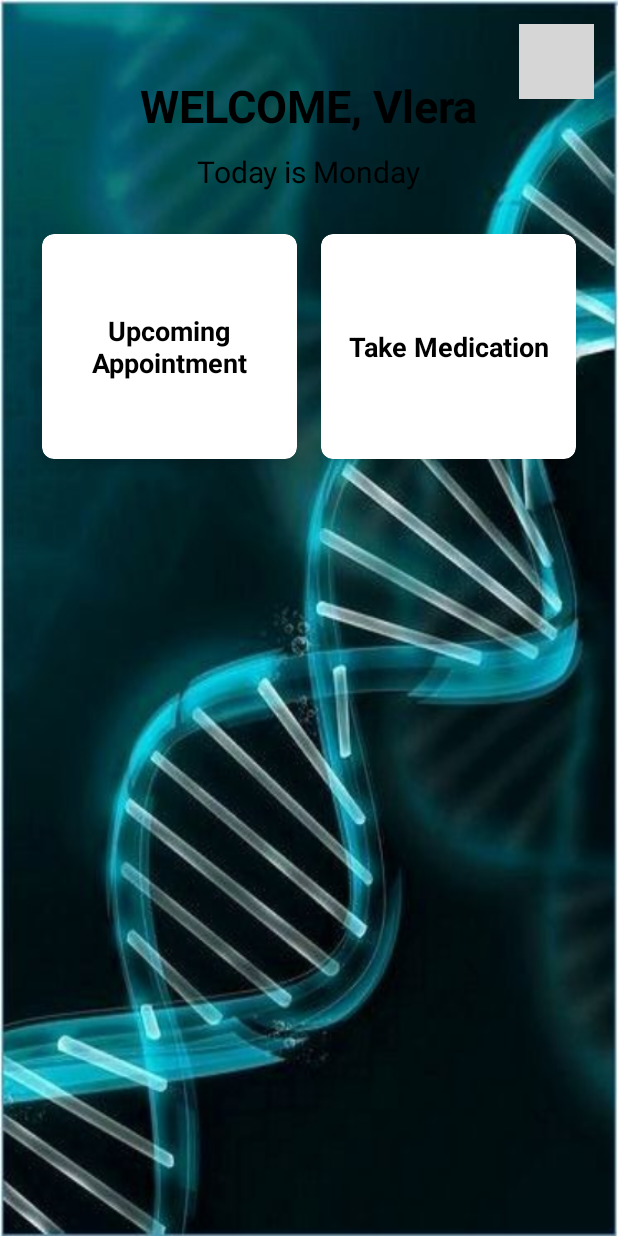
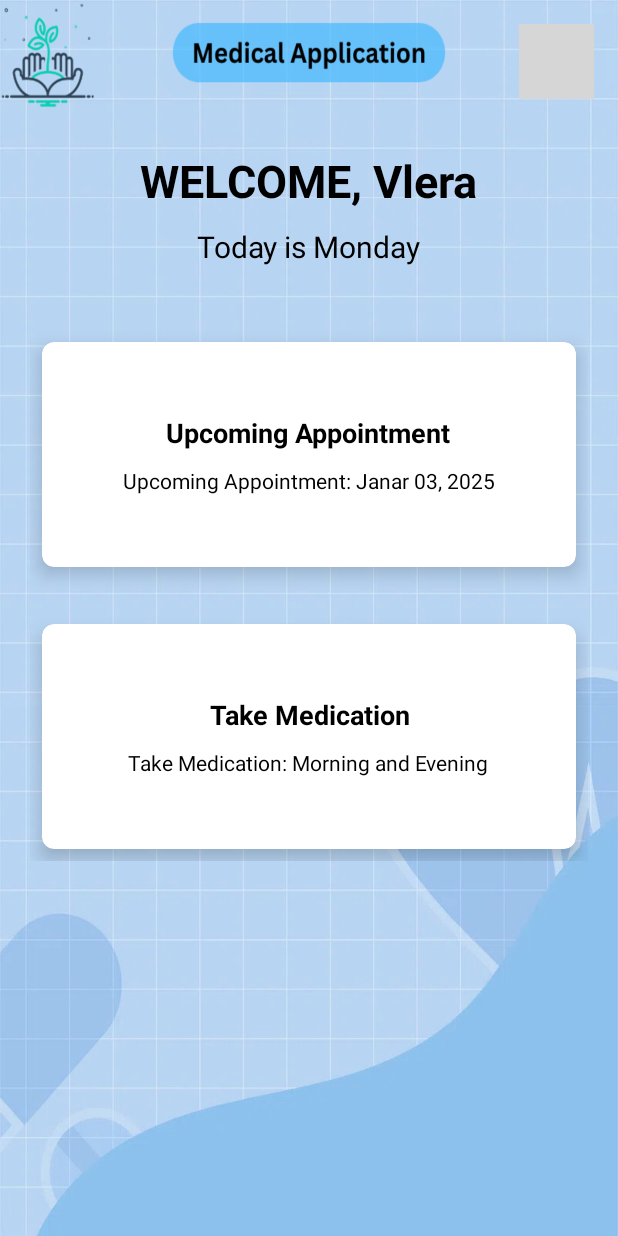
Before and after one commit to valtrinacacaj/MedicalApplication_PaisjeMobile, an Android app: the HomeActivity screen opened directly, with no data from a screen before it, on a phone screen of 412 x 824 dp. Run offline under Robolectric (Android 15) with nearby library versions, the phone set to English and light mode, and no system bars; grey boxes are pictures that could not be loaded.

Commit message:
Ndryshime ne HomePage
gjithashtu shtimi edhe i disa background dhe dizajnimi dy faqeve

```diff
--- a/app/src/main/res/layout/activity_home_page.xml
+++ b/app/src/main/res/layout/activity_home_page.xml
@@ -16,7 +16,7 @@
         android:textSize="30sp"
         android:textStyle="bold"
         android:layout_centerHorizontal="true"
-        android:layout_marginTop="50dp" />
+        android:layout_marginTop="100dp" />
 
     <!-- Day of the Week -->
     <TextView
@@ -47,16 +47,16 @@
         android:layout_height="wrap_content"
         android:layout_below="@id/dayOfWeek"
         android:layout_margin="20dp"
-        android:columnCount="2"
+        android:columnCount="1"
         android:rowCount="1">
 
-        <!-- Card for Upcoming Appointment -->
         <androidx.cardview.widget.CardView
             android:id="@+id/cardUpcomingAppointment"
             android:layout_width="0dp"
             android:layout_height="150dp"
             android:layout_margin="8dp"
             android:layout_columnWeight="1"
+            android:layout_marginTop="30dp"
             app:cardBackgroundColor="@color/white"
             app:cardCornerRadius="8dp"
             app:cardElevation="8dp">
@@ -75,16 +75,27 @@
                     android:textStyle="bold"
                     android:gravity="center"
                     android:textColor="@color/black" />
+
+                <!-- Detajet e Takimit (data dhe përshkrimi) -->
+                <TextView
+                    android:id="@+id/appointmentDetails"
+                    android:layout_width="wrap_content"
+                    android:layout_height="wrap_content"
+                    android:text="Upcoming Appointment: Janar 03, 2025"
+                    android:textSize="14sp"
+                    android:textColor="@color/black"
+                    android:layout_marginTop="10dp"
+                    android:gravity="center" />
             </LinearLayout>
         </androidx.cardview.widget.CardView>
 
-        <!-- Card for Take Medication -->
         <androidx.cardview.widget.CardView
             android:id="@+id/cardTakeMedication"
             android:layout_width="0dp"
             android:layout_height="150dp"
             android:layout_margin="8dp"
             android:layout_columnWeight="1"
+            android:layout_marginTop="30dp"
             app:cardBackgroundColor="@color/white"
             app:cardCornerRadius="8dp"
             app:cardElevation="8dp">
@@ -103,8 +114,20 @@
                     android:textStyle="bold"
                     android:gravity="center"
                     android:textColor="@color/black" />
+
+                <!-- Detajet e Barnave (Koha kur duhet marrë dhe emri) -->
+                <TextView
+                    android:id="@+id/medicationDetails"
+                    android:layout_width="wrap_content"
+                    android:layout_height="wrap_content"
+                    android:text="Take Medication: Morning and Evening"
+                    android:textSize="14sp"
+                    android:textColor="@color/black"
+                    android:layout_marginTop="10dp"
+                    android:gravity="center" />
             </LinearLayout>
         </androidx.cardview.widget.CardView>
+
     </GridLayout>
 
 </RelativeLayout>
--- a/app/src/main/res/layout/activity_splash.xml
+++ b/app/src/main/res/layout/activity_splash.xml
@@ -1,7 +1,7 @@
 <RelativeLayout xmlns:android="http://schemas.android.com/apk/res/android"
     android:layout_width="match_parent"
     android:layout_height="match_parent"
-    android:background="@color/black"
+    android:background="@color/white"
     android:gravity="center">
 
     <!-- Për GIF -->
```
Also changed, not shown: app/src/main/res/layout/activity_take.xml (+42 -8 lines), app/src/main/res/layout/activity_upcoming.xml (+42 -8 lines), app/src/main/java/com/fiek/medicalapplication_paisjemobile/DatabaseHelper.java (line endings or trailing spaces), app/src/main/res/drawable/home.jpg, app/src/main/res/drawable/loginn.gif.
